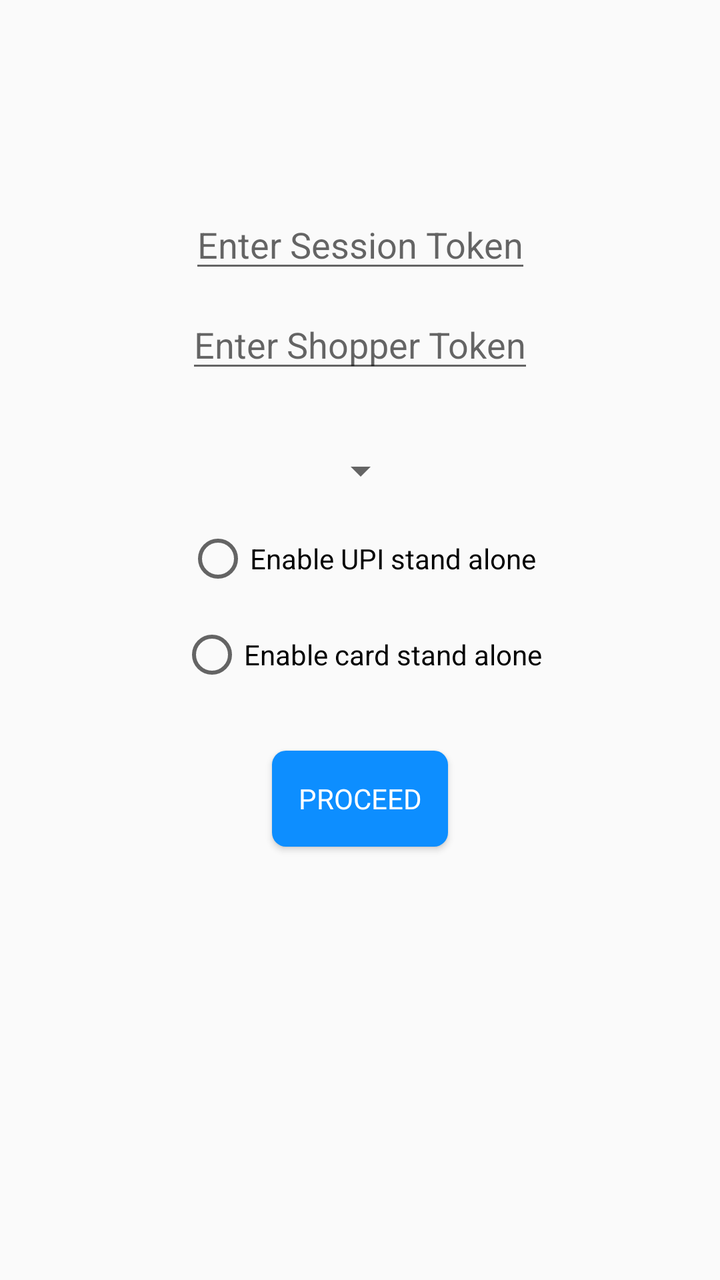
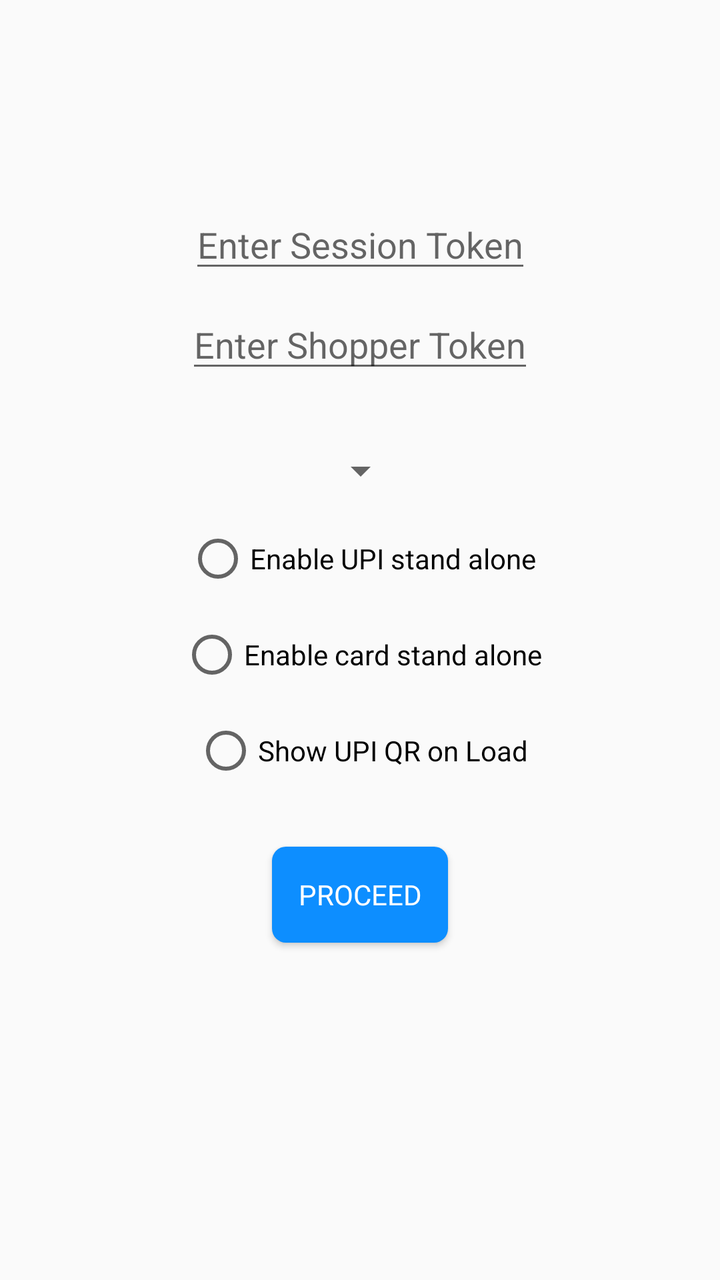

Compare the two renders of this Android layout. The source of the first and the diff that turns it into the second are given below.
<!-- AndroidManifest.xml: application theme AppTheme -->
<!-- res/layout/activity_merchant_details_screen.xml -->
<?xml version="1.0" encoding="utf-8"?>
<androidx.constraintlayout.widget.ConstraintLayout xmlns:android="http://schemas.android.com/apk/res/android"
    xmlns:app="http://schemas.android.com/apk/res-auto"
    xmlns:tools="http://schemas.android.com/tools"
    android:layout_width="match_parent"
    android:layout_height="match_parent"
    android:id="@+id/main_container"
    tools:context=".MerchantDetailsScreen">

    <EditText
        android:id="@+id/editTextText"
        android:layout_width="wrap_content"
        android:layout_height="wrap_content"
        android:layout_marginTop="100dp"
        android:hint="Enter Session Token"
        android:inputType="text"
        app:layout_constraintEnd_toEndOf="parent"
        app:layout_constraintStart_toStartOf="parent"
        app:layout_constraintTop_toTopOf="parent"
        tools:ignore="TouchTargetSizeCheck" />

    <EditText
        android:id="@+id/shopperTokenEditText"
        android:layout_width="wrap_content"
        android:layout_height="wrap_content"
        android:layout_marginTop="50dp"
        android:hint="Enter Shopper Token"
        android:inputType="text"
        app:layout_constraintEnd_toEndOf="parent"
        app:layout_constraintStart_toStartOf="parent"
        app:layout_constraintTop_toTopOf="@+id/editTextText"
        tools:ignore="TouchTargetSizeCheck" />

    <Spinner
        android:id="@+id/environmentSpinner"
        android:layout_width="wrap_content"
        android:layout_height="wrap_content"
        android:layout_marginTop="32dp"
        android:hint="Select Environment"
        android:inputType="text"
        app:layout_constraintEnd_toEndOf="@+id/editTextText"
        app:layout_constraintStart_toStartOf="@+id/editTextText"
        app:layout_constraintTop_toBottomOf="@+id/shopperTokenEditText"
        tools:ignore="TouchTargetSizeCheck" />

    <RadioButton
        android:id="@+id/upiRadioButton"
        android:layout_width="wrap_content"
        android:layout_height="wrap_content"
        android:layout_marginTop="16dp"
        android:text="Enable UPI stand alone"
        app:layout_constraintEnd_toEndOf="@+id/environmentSpinner"
        app:layout_constraintStart_toStartOf="@+id/environmentSpinner"
        app:layout_constraintTop_toBottomOf="@+id/environmentSpinner" />

    <RadioButton
        android:id="@+id/cardRadioButton"
        android:layout_width="wrap_content"
        android:layout_height="wrap_content"
        android:layout_marginTop="16dp"
        android:text="Enable card stand alone"
        app:layout_constraintEnd_toEndOf="@+id/environmentSpinner"
        app:layout_constraintStart_toStartOf="@+id/environmentSpinner"
        app:layout_constraintTop_toBottomOf="@+id/upiRadioButton" />


    <androidx.appcompat.widget.AppCompatButton
        android:id="@+id/button"
        android:layout_width="wrap_content"
        android:layout_height="wrap_content"
        android:layout_marginTop="32dp"
        android:text="Proceed"
        app:layout_constraintEnd_toEndOf="parent"
        app:layout_constraintStart_toStartOf="parent"
        android:background="@drawable/button_bg"
        android:textColor="#FFFFFF"
        android:fontFamily="@font/poppins_semibold"
        app:layout_constraintTop_toBottomOf="@+id/cardRadioButton" />
</androidx.constraintlayout.widget.ConstraintLayout>
<!-- resources referenced by this layout -->
<resources>
  <!-- drawable button_bg (drawable) -->
  <?xml version="1.0" encoding="utf-8"?>
  <shape xmlns:android="http://schemas.android.com/apk/res/android">
  <solid android:color="#0D8EFF"/>
      <corners android:radius="7dp"/>
  </shape>
  <style name="AppTheme" parent="Theme.AppCompat.Light.NoActionBar" />
</resources>

<!-- the commit's change to res/layout/activity_merchant_details_screen.xml (unified diff, before → after) -->
@@ -63,6 +63,16 @@
         app:layout_constraintStart_toStartOf="@+id/environmentSpinner"
         app:layout_constraintTop_toBottomOf="@+id/upiRadioButton" />
 
+    <RadioButton
+        android:id="@+id/showQrOnLoad"
+        android:layout_width="wrap_content"
+        android:layout_height="wrap_content"
+        android:layout_marginTop="16dp"
+        android:text="Show UPI QR on Load"
+        app:layout_constraintEnd_toEndOf="@+id/environmentSpinner"
+        app:layout_constraintStart_toStartOf="@+id/environmentSpinner"
+        app:layout_constraintTop_toBottomOf="@+id/cardRadioButton" />
+
 
     <androidx.appcompat.widget.AppCompatButton
         android:id="@+id/button"
@@ -75,5 +85,5 @@
         android:background="@drawable/button_bg"
         android:textColor="#FFFFFF"
         android:fontFamily="@font/poppins_semibold"
-        app:layout_constraintTop_toBottomOf="@+id/cardRadioButton" />
+        app:layout_constraintTop_toBottomOf="@+id/showQrOnLoad" />
 </androidx.constraintlayout.widget.ConstraintLayout>
